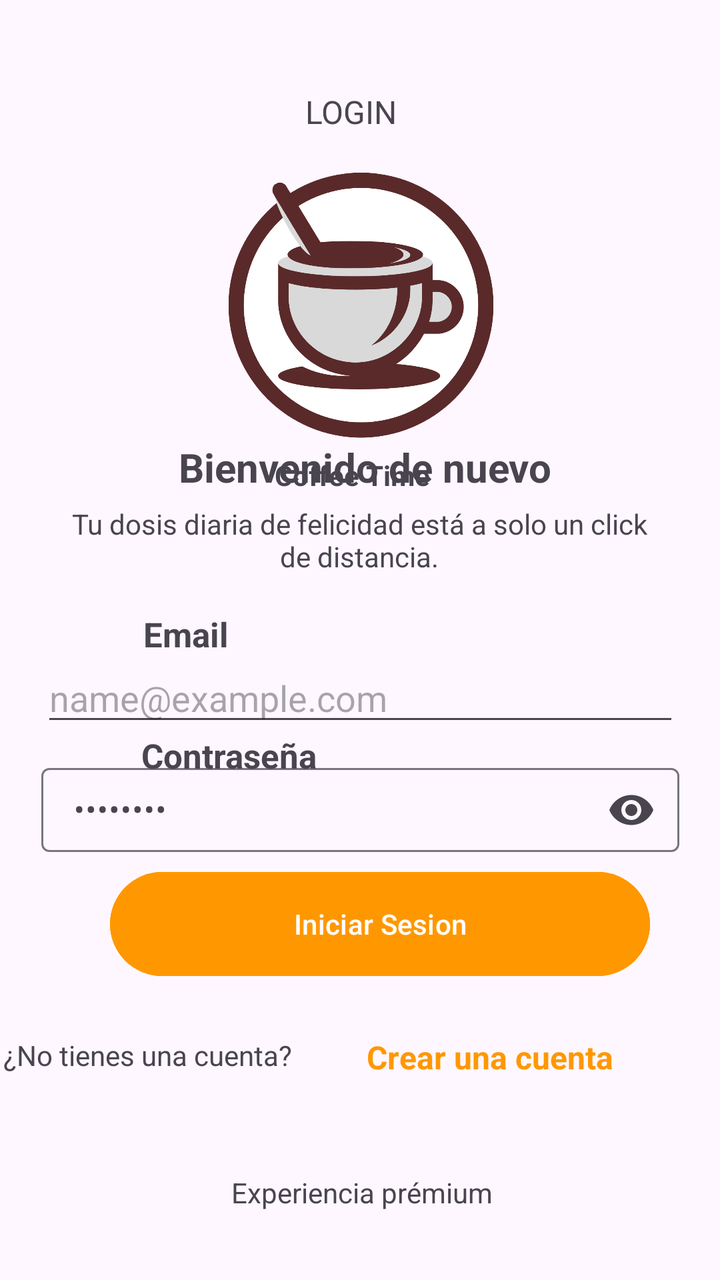
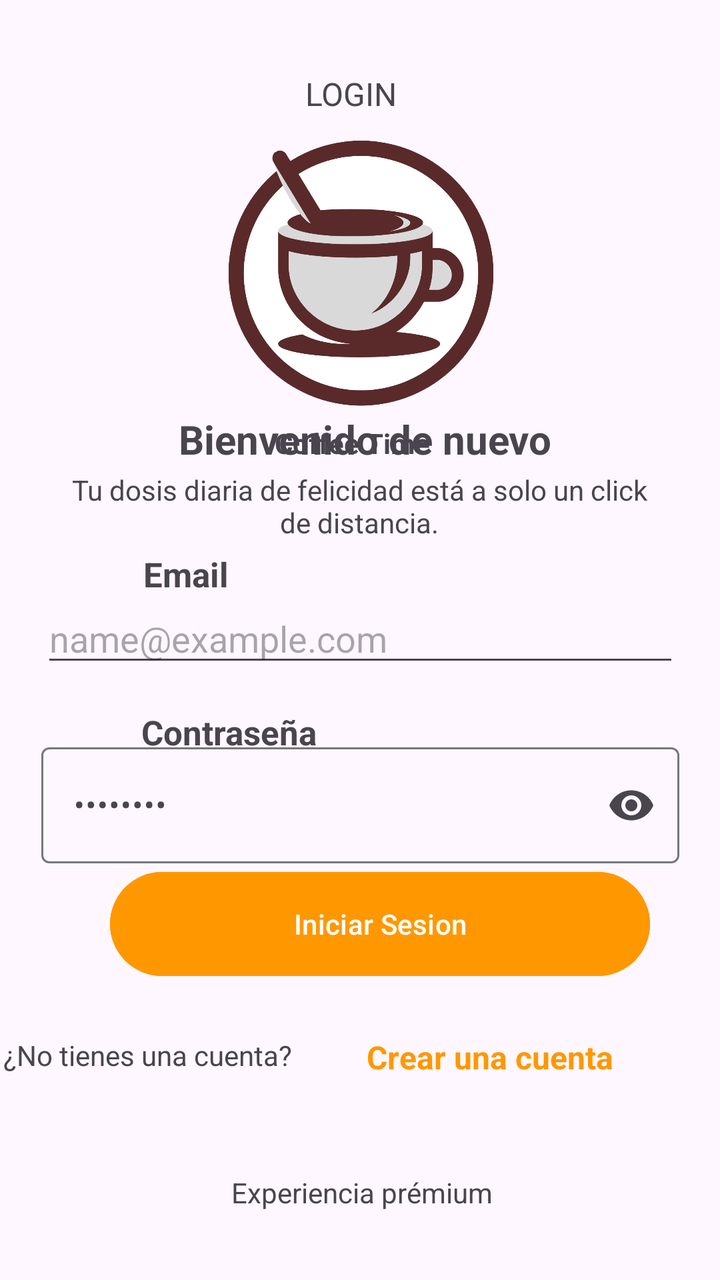

Screens rendered from an Android XML layout before and after an edit, with the pre-edit source and the edit as a unified diff.
<!-- AndroidManifest.xml: application theme Theme.Cafeteria -->
<!-- res/layout/activity_segunda.xml -->
<?xml version="1.0" encoding="utf-8"?>
<androidx.constraintlayout.widget.ConstraintLayout xmlns:android="http://schemas.android.com/apk/res/android"
    xmlns:app="http://schemas.android.com/apk/res-auto"
    xmlns:tools="http://schemas.android.com/tools"
    android:id="@+id/main"
    android:layout_width="match_parent"
    android:layout_height="match_parent"
    tools:context=".SegundaActivity">


    <ImageView
        android:id="@+id/imageView"
        android:layout_width="269dp"
        android:layout_height="266dp"
        android:layout_marginStart="130dp"
        android:layout_marginTop="28dp"
        android:layout_marginEnd="131dp"
        android:src="@drawable/logo_coffe"
        app:layout_constraintEnd_toEndOf="parent"
        app:layout_constraintHorizontal_bias="0.495"
        app:layout_constraintStart_toStartOf="parent"
        app:layout_constraintTop_toTopOf="parent" />

    <TextView
        android:id="@+id/textcoffe"
        android:layout_width="86dp"
        android:layout_height="19dp"
        android:layout_marginStart="32dp"
        android:layout_marginTop="228dp"
        android:layout_marginEnd="24dp"
        android:text="Coffee Time"
        android:textStyle="bold"
        app:layout_constraintEnd_toEndOf="parent"
        app:layout_constraintHorizontal_bias="0.483"
        app:layout_constraintStart_toStartOf="parent"
        app:layout_constraintTop_toTopOf="parent" />

    <TextView
        android:id="@+id/login"
        android:layout_width="wrap_content"
        android:layout_height="wrap_content"
        android:layout_marginStart="172dp"
        android:layout_marginTop="45dp"
        android:layout_marginEnd="181dp"
        android:text="LOGIN"
        android:textSize="16sp"
        app:layout_constraintEnd_toEndOf="parent"
        app:layout_constraintStart_toStartOf="parent"
        app:layout_constraintTop_toTopOf="parent" />


    <TextView
        android:id="@+id/Bienvenido"
        android:layout_width="247dp"
        android:layout_height="39dp"
        android:layout_marginStart="7dp"
        android:gravity="center"
        android:text="Bienvenido de nuevo"
        android:textSize="20sp"
        android:textStyle="bold"
        app:layout_constraintBottom_toBottomOf="parent"
        app:layout_constraintEnd_toEndOf="parent"
        app:layout_constraintHorizontal_bias="0.49"
        app:layout_constraintStart_toStartOf="parent"
        app:layout_constraintTop_toTopOf="parent"
        app:layout_constraintVertical_bias="0.356" />

    <TextView
        android:id="@+id/dossistext"
        android:layout_width="290dp"
        android:layout_height="58dp"
        android:layout_marginTop="11dp"
        android:gravity="center"
        android:text="Tu dosis diaria de felicidad está a solo un click de distancia."
        app:layout_constraintBottom_toBottomOf="parent"
        app:layout_constraintEnd_toEndOf="parent"
        app:layout_constraintHorizontal_bias="0.495"
        app:layout_constraintStart_toStartOf="parent"
        app:layout_constraintTop_toTopOf="parent"
        app:layout_constraintVertical_bias="0.403" />


    <EditText
        android:id="@+id/ingreemail"
        android:layout_width="319dp"
        android:layout_height="38dp"
        android:hint="name@example.com"
        android:inputType="text"
        app:layout_constraintBottom_toBottomOf="parent"
        app:layout_constraintEnd_toEndOf="parent"
        app:layout_constraintStart_toStartOf="parent"
        app:layout_constraintTop_toTopOf="parent"
        app:layout_constraintVertical_bias="0.548" />

    <com.google.android.material.textfield.TextInputLayout
        android:layout_width="319dp"
        android:layout_height="wrap_content"
        app:endIconMode="password_toggle"
        app:layout_constraintBottom_toBottomOf="parent"
        app:layout_constraintEnd_toEndOf="parent"
        app:layout_constraintStart_toStartOf="parent"
        app:layout_constraintTop_toTopOf="parent"
        app:layout_constraintVertical_bias="0.639">

        <com.google.android.material.textfield.TextInputEditText
            android:id="@+id/ingrecontraseña"
            android:layout_width="match_parent"
            android:layout_height="42dp"
            android:hint="••••••••"
            android:inputType="textPassword" />

    </com.google.android.material.textfield.TextInputLayout>

    <Button
        android:id="@+id/iniciarsesion"
        android:layout_width="270dp"
        android:layout_height="60dp"
        android:layout_marginStart="9dp"
        android:layout_marginTop="60dp"
        android:layout_marginBottom="91dp"
        android:backgroundTint="#FF9800"
        android:text="Iniciar Sesion"
        app:layout_constraintBottom_toBottomOf="parent"
        app:layout_constraintEnd_toEndOf="parent"
        app:layout_constraintHorizontal_bias="0.568"
        app:layout_constraintStart_toStartOf="parent"
        app:layout_constraintTop_toTopOf="parent"
        app:layout_constraintVertical_bias="0.867" />

    <TextView
        android:id="@+id/Email"
        android:layout_width="85dp"
        android:layout_height="29dp"
        android:layout_marginStart="7dp"
        android:text="Email"
        android:textSize="17sp"
        android:textStyle="bold"
        app:layout_constraintBottom_toBottomOf="parent"
        app:layout_constraintEnd_toEndOf="parent"
        app:layout_constraintHorizontal_bias="0.241"
        app:layout_constraintStart_toStartOf="parent"
        app:layout_constraintTop_toTopOf="parent" />

    <TextView
        android:id="@+id/contraseña"
        android:layout_width="wrap_content"
        android:layout_height="wrap_content"
        android:layout_marginTop="2dp"
        android:text="Contraseña"
        android:textSize="17sp"
        android:textStyle="bold"
        app:layout_constraintBottom_toBottomOf="parent"
        app:layout_constraintEnd_toEndOf="parent"
        app:layout_constraintHorizontal_bias="0.26"
        app:layout_constraintStart_toStartOf="parent"
        app:layout_constraintTop_toTopOf="parent"
        app:layout_constraintVertical_bias="0.592" />

    <TextView
        android:id="@+id/sinncuenta"
        android:layout_width="wrap_content"
        android:layout_height="wrap_content"
        android:layout_marginEnd="214dp"
        android:text="¿No tienes una cuenta?"
        app:layout_constraintBottom_toBottomOf="parent"
        app:layout_constraintEnd_toEndOf="parent"
        app:layout_constraintHorizontal_bias="1.0"
        app:layout_constraintStart_toStartOf="parent"
        app:layout_constraintTop_toTopOf="parent"
        app:layout_constraintVertical_bias="0.834" />

    <TextView
        android:id="@+id/Experienciaium"
        android:layout_width="wrap_content"
        android:layout_height="wrap_content"
        android:layout_marginStart="174dp"
        android:layout_marginTop="83dp"
        android:layout_marginEnd="179dp"
        android:text="Experiencia prémium"
        app:layout_constraintBottom_toBottomOf="parent"
        app:layout_constraintEnd_toEndOf="parent"
        app:layout_constraintHorizontal_bias="0.472"
        app:layout_constraintStart_toStartOf="parent"
        app:layout_constraintTop_toTopOf="parent"
        app:layout_constraintVertical_bias="0.936" />

    <TextView
        android:id="@+id/sincuenta"
        android:layout_width="wrap_content"
        android:layout_height="wrap_content"
        android:text="Crear una cuenta"
        android:textColor="#FF9800"
        android:textSize="16sp"
        android:textStyle="bold"
        app:layout_constraintBottom_toBottomOf="parent"
        app:layout_constraintEnd_toEndOf="parent"
        app:layout_constraintHorizontal_bias="0.775"
        app:layout_constraintStart_toStartOf="parent"
        app:layout_constraintTop_toTopOf="parent"
        app:layout_constraintVertical_bias="0.837" />
</androidx.constraintlayout.widget.ConstraintLayout>
<!-- resources referenced by this layout -->
<resources>
  <!-- drawable logo_coffe: png bitmap (drawable, 106600 bytes) -->
  <style name="Theme.Cafeteria" parent="Base.Theme.Cafeteria" />
  <style name="Base.Theme.Cafeteria" parent="Theme.Material3.DayNight.NoActionBar">
          
          
      </style>
</resources>

<!-- the commit's change to res/layout/activity_segunda.xml (unified diff, before → after) -->
@@ -13,20 +13,21 @@
         android:layout_width="269dp"
         android:layout_height="266dp"
         android:layout_marginStart="130dp"
-        android:layout_marginTop="28dp"
+        android:layout_marginTop="12dp"
         android:layout_marginEnd="131dp"
         android:src="@drawable/logo_coffe"
         app:layout_constraintEnd_toEndOf="parent"
         app:layout_constraintHorizontal_bias="0.495"
         app:layout_constraintStart_toStartOf="parent"
         app:layout_constraintTop_toTopOf="parent" />
+
 
     <TextView
         android:id="@+id/textcoffe"
         android:layout_width="86dp"
         android:layout_height="19dp"
         android:layout_marginStart="32dp"
-        android:layout_marginTop="228dp"
+        android:layout_marginTop="212dp"
         android:layout_marginEnd="24dp"
         android:text="Coffee Time"
         android:textStyle="bold"
@@ -40,14 +41,13 @@
         android:layout_width="wrap_content"
         android:layout_height="wrap_content"
         android:layout_marginStart="172dp"
-        android:layout_marginTop="45dp"
+        android:layout_marginTop="36dp"
         android:layout_marginEnd="181dp"
         android:text="LOGIN"
         android:textSize="16sp"
         app:layout_constraintEnd_toEndOf="parent"
         app:layout_constraintStart_toStartOf="parent"
         app:layout_constraintTop_toTopOf="parent" />
-
 
     <TextView
         android:id="@+id/Bienvenido"
@@ -63,7 +63,8 @@
         app:layout_constraintHorizontal_bias="0.49"
         app:layout_constraintStart_toStartOf="parent"
         app:layout_constraintTop_toTopOf="parent"
-        app:layout_constraintVertical_bias="0.356" />
+        app:layout_constraintVertical_bias="0.333" />
+
 
     <TextView
         android:id="@+id/dossistext"
@@ -77,8 +78,7 @@
         app:layout_constraintHorizontal_bias="0.495"
         app:layout_constraintStart_toStartOf="parent"
         app:layout_constraintTop_toTopOf="parent"
-        app:layout_constraintVertical_bias="0.403" />
-
+        app:layout_constraintVertical_bias="0.373" />
 
     <EditText
         android:id="@+id/ingreemail"
@@ -90,7 +90,22 @@
         app:layout_constraintEnd_toEndOf="parent"
         app:layout_constraintStart_toStartOf="parent"
         app:layout_constraintTop_toTopOf="parent"
-        app:layout_constraintVertical_bias="0.548" />
+        app:layout_constraintVertical_bias="0.499" />
+
+    <TextView
+        android:id="@+id/Email"
+        android:layout_width="85dp"
+        android:layout_height="29dp"
+        android:layout_marginStart="7dp"
+        android:text="Email"
+        android:textSize="17sp"
+        android:textStyle="bold"
+        app:layout_constraintBottom_toBottomOf="parent"
+        app:layout_constraintEnd_toEndOf="parent"
+        app:layout_constraintHorizontal_bias="0.241"
+        app:layout_constraintStart_toStartOf="parent"
+        app:layout_constraintTop_toTopOf="parent"
+        app:layout_constraintVertical_bias="0.451" />
 
     <com.google.android.material.textfield.TextInputLayout
         android:layout_width="319dp"
@@ -105,7 +120,7 @@
         <com.google.android.material.textfield.TextInputEditText
             android:id="@+id/ingrecontraseña"
             android:layout_width="match_parent"
-            android:layout_height="42dp"
+            android:layout_height="58dp"
             android:hint="••••••••"
             android:inputType="textPassword" />
 
@@ -128,20 +143,6 @@
         app:layout_constraintVertical_bias="0.867" />
 
     <TextView
-        android:id="@+id/Email"
-        android:layout_width="85dp"
-        android:layout_height="29dp"
-        android:layout_marginStart="7dp"
-        android:text="Email"
-        android:textSize="17sp"
-        android:textStyle="bold"
-        app:layout_constraintBottom_toBottomOf="parent"
-        app:layout_constraintEnd_toEndOf="parent"
-        app:layout_constraintHorizontal_bias="0.241"
-        app:layout_constraintStart_toStartOf="parent"
-        app:layout_constraintTop_toTopOf="parent" />
-
-    <TextView
         android:id="@+id/contraseña"
         android:layout_width="wrap_content"
         android:layout_height="wrap_content"
@@ -154,7 +155,7 @@
         app:layout_constraintHorizontal_bias="0.26"
         app:layout_constraintStart_toStartOf="parent"
         app:layout_constraintTop_toTopOf="parent"
-        app:layout_constraintVertical_bias="0.592" />
+        app:layout_constraintVertical_bias="0.573" />
 
     <TextView
         android:id="@+id/sinncuenta"
